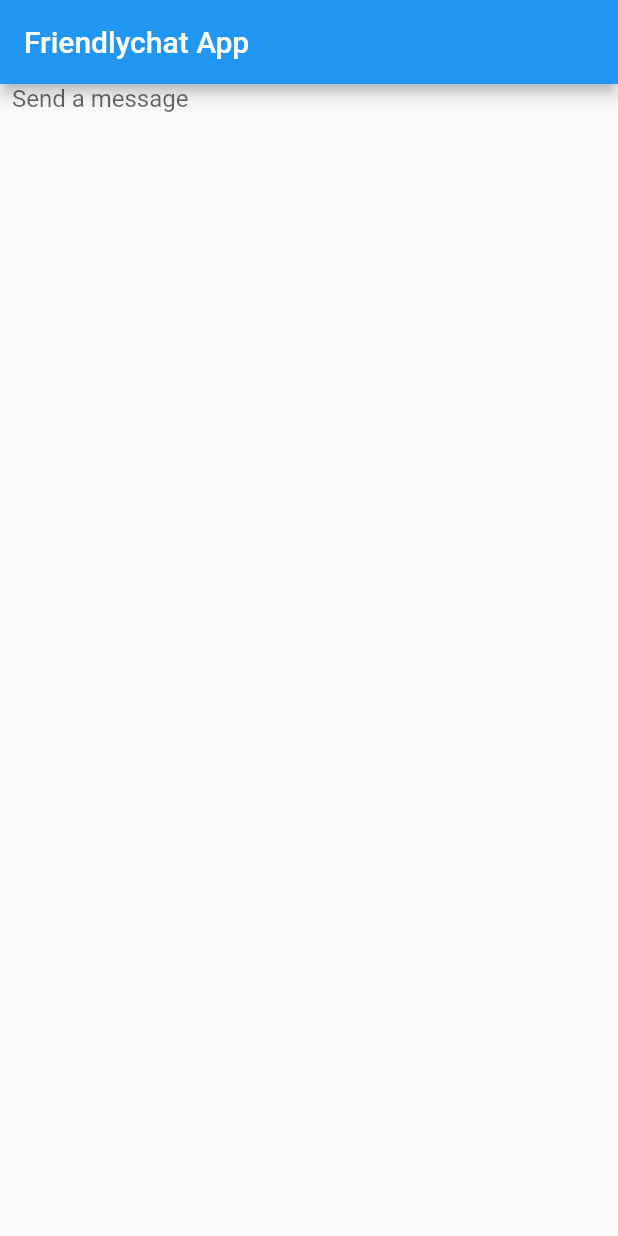
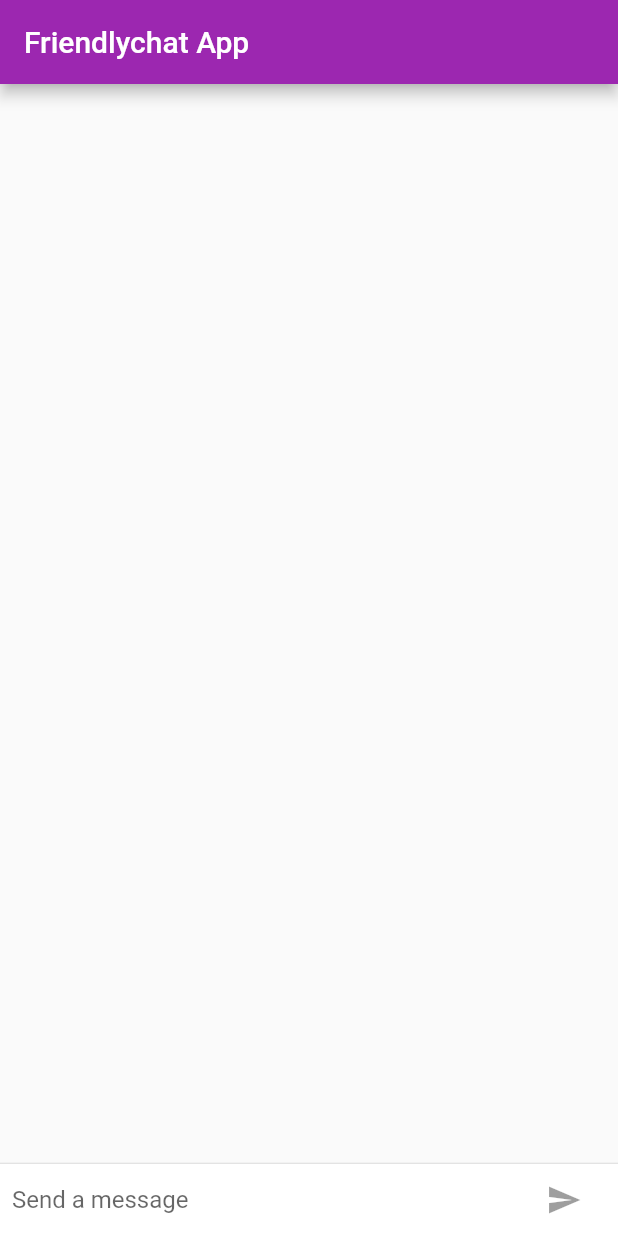
Before and after one commit to lmmantillac/Friendly-Chat-App, a Flutter app: the screen it shows after launch, on a phone screen of 412 x 824 dp. Run offline on Flutter 3.47's test engine with Material 2 defaults, Android fonts, the phone set to English and light mode, and no system bars.

Commit message:
incorporate send button, list messages and validate plattforms

```diff
--- a/lib/main.dart
+++ b/lib/main.dart
@@ -1,14 +1,30 @@
 import 'package:flutter/material.dart';
+import 'package:flutter/foundation.dart';
+import 'package:flutter/cupertino.dart';
 
 void main(){
   runApp(new FriendlychatApp());
 }
+
+final ThemeData KIOSTheme = new ThemeData(
+  primaryColor: Colors.grey[100],
+  primarySwatch: Colors.orange,
+  primaryColorBrightness: Brightness.dark
+);
+
+final ThemeData KDefaultTheme= new ThemeData(
+    primarySwatch: Colors.purple,
+    accentColor: Colors.orangeAccent[400],
+);
 
 class FriendlychatApp extends StatelessWidget{
   @override
   Widget build(BuildContext context) {
     return new MaterialApp(
       title: "Friendlychat App",
+      theme: defaultTargetPlatform == TargetPlatform.iOS
+        ? KIOSTheme
+        : KDefaultTheme,
       home: new ChatScreen(),
     );
   }
@@ -19,28 +35,158 @@ class ChatScreen extends StatefulWidget{
   State createState()=> new ChatScreenState();
 }
 
-class ChatScreenState extends State<ChatScreen>{
+class ChatScreenState extends State<ChatScreen> with TickerProviderStateMixin{
+  final List<ChatMessage> _messages =<ChatMessage>[];
   final TextEditingController _textController = TextEditingController();
+  bool _isComposing=false;
+
   @override
   Widget build(BuildContext context) {
     return new Scaffold(
-      appBar: new AppBar(title: new Text("Friendlychat App"),),
-      body: _buildTextComposer(),
+      appBar: new AppBar(
+        title: new Text("Friendlychat App"),
+        elevation: Theme.of(context).platform == TargetPlatform.iOS ? 0.0: 4.0,
+      ),
+      body: new Container(
+        child: new Column(
+          children: <Widget>[
+            new Flexible(
+              child: new ListView.builder(
+                padding: new EdgeInsets.all(8.0),
+                reverse: true,
+                itemBuilder: (_, int index) => _messages[index],
+                itemCount: _messages.length,
+              ),
+            ),
+            new Divider(height: 1.0),
+            new Container(
+              decoration: new BoxDecoration(
+                  color: Theme.of(context).cardColor
+              ),
+              child: _buildTextComposer(),
+            )
+          ],
+        ),
+        decoration: Theme.of(context).platform == TargetPlatform.iOS
+          ? new BoxDecoration(
+            border: new Border(
+              top:  new BorderSide(
+                color: Colors.grey[200],
+              ),
+            )
+          )
+          :null,
+      )
     );
   }
 
   Widget _buildTextComposer(){
-    return new Container(
+    return new IconTheme(
+        data: new IconThemeData(color: Theme.of(context).accentColor),
+        child: Container(
             margin: const EdgeInsets.symmetric(horizontal: 8.0),
+            child: new Row(
+              children: <Widget>[
+                new Flexible(
                   child: new TextField(
                     controller: _textController,
+                    onChanged: (String text){
+                      setState(() {
+
+                      });_isComposing =text.length>0;
+                    },
                     onSubmitted: _handleSubmitted,
                     decoration: new InputDecoration.collapsed(hintText: "Send a message"),
                   ),
+                ),
+                new Container(
+                  margin: new EdgeInsets.symmetric(horizontal: 4.0),
+                  child: Theme.of(context).platform == TargetPlatform.iOS ?
+                  new CupertinoButton(
+                      child: new Text("Send"),
+                    onPressed: _isComposing
+                        ? () => _handleSubmitted(_textController.text)
+                        :null,
+                  ) :
+                  new IconButton(
+                      icon: new Icon(Icons.send),
+                      onPressed: _isComposing
+                          ? () => _handleSubmitted(_textController.text)
+                          :null,
+                  ),
+                )
+              ],
+            )
+        )
     );
+
+  }
+
+  @override
+  void dispose(){
+    for(ChatMessage message in _messages)
+      message.animationController.dispose();
+    super.dispose();
   }
 
   void _handleSubmitted(String text){
     _textController.clear();
+    setState(() {
+      _isComposing=false;
+    });
+    ChatMessage message = new ChatMessage(
+      text: text,
+      animationController: new AnimationController(
+        duration: new Duration(milliseconds: 500),
+        vsync: this
+      ),
+    );
+    setState(() {
+      _messages.insert(0, message);
+    });
+    message.animationController.forward();
   }
 }
+
+class ChatMessage extends StatelessWidget{
+  ChatMessage({this.text, this.animationController});
+  final String text;
+  final AnimationController animationController;
+  static const _name="Luis Miguel";
+
+  @override
+  Widget build(BuildContext context){
+    return new SizeTransition(
+        sizeFactor: new CurvedAnimation(
+            parent: animationController,
+            curve: Curves.easeOut
+        ),
+        axisAlignment: 0.0,
+      child: Container(
+        margin: EdgeInsets.symmetric(vertical: 10.0),
+        child: new Row(
+          crossAxisAlignment: CrossAxisAlignment.start,
+          children: <Widget>[
+            new Container(
+                margin: const EdgeInsets.only(right: 16.0),
+                child: new CircleAvatar(child: new Text(_name[0]))
+            ),
+            new Expanded(
+                child: new Column(
+                  crossAxisAlignment: CrossAxisAlignment.start,
+                  children: <Widget>[
+                    new Text(_name, style: Theme.of(context).textTheme.subhead),
+                    new Container(
+                      margin: const EdgeInsets.only(top: 5.0),
+                      child: new Text(text),
+                    )
+                  ],
+                )
+            ),
+          ],
+        ),
+      )
+    );
+  }
+
+}
```
Lines whose indentation alone changed are shown as unchanged.
